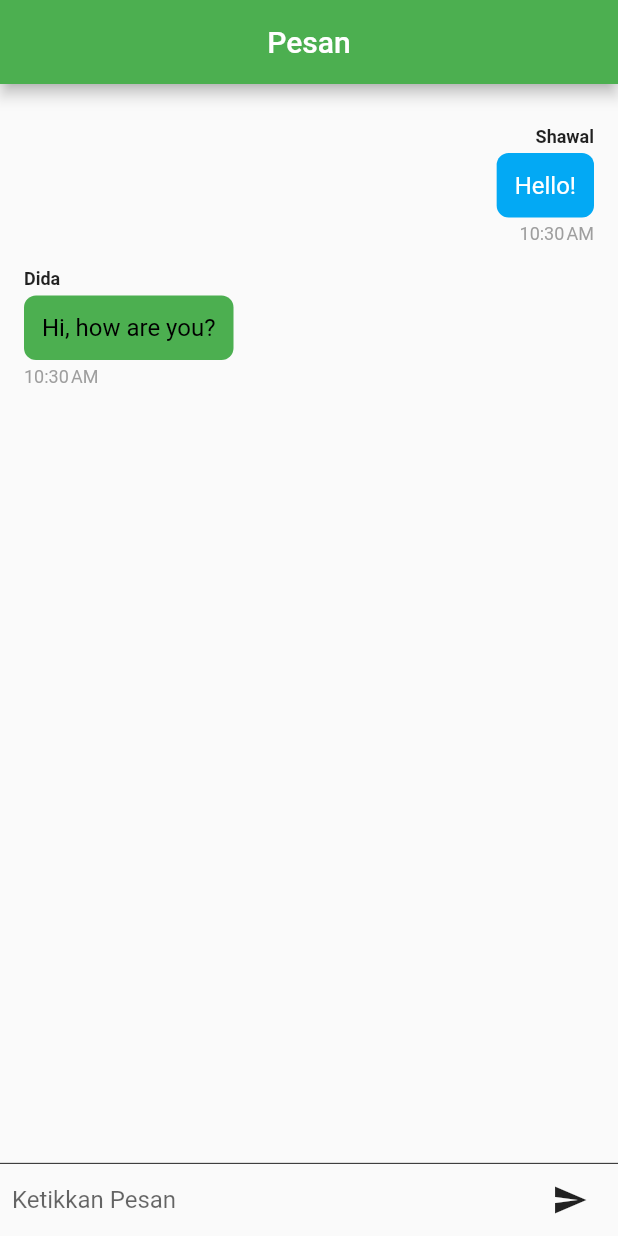
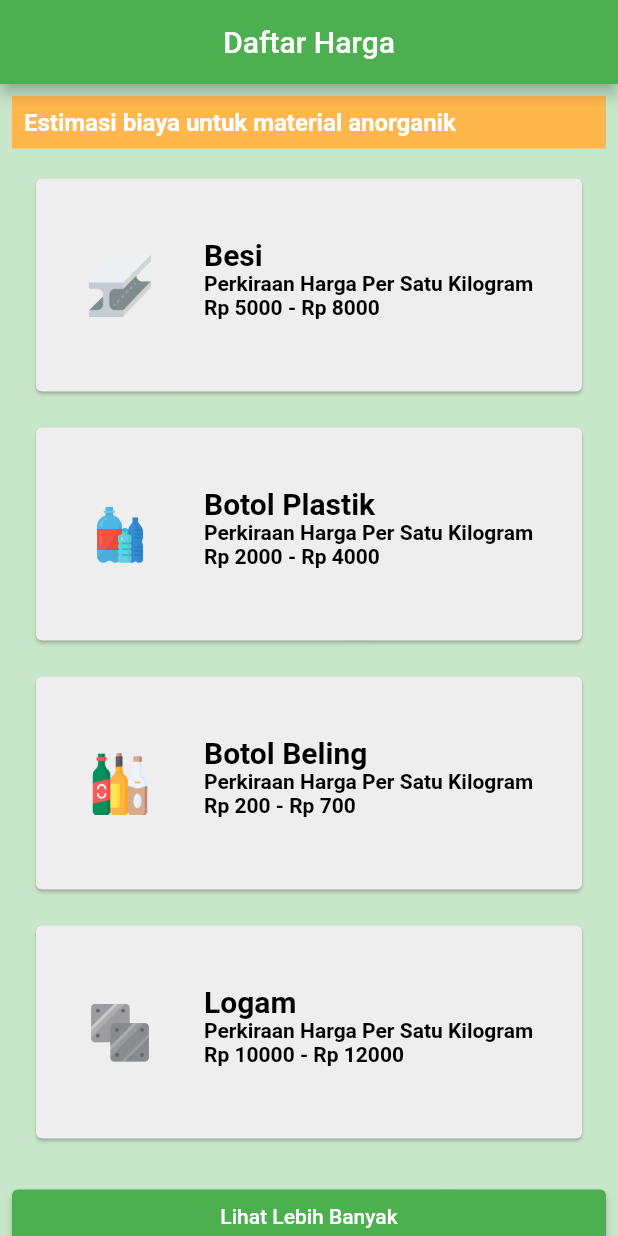
Before and after one commit to dymikhxyz24/Sampah-Kita, a Flutter app: the screen it shows after launch, on a phone screen of 412 x 824 dp. Run offline on Flutter 3.47's test engine with Material 2 defaults, Android fonts, the phone set to English and light mode, and no system bars; our stand-ins replace splashscreen.

Commit message:
menambah page daftar harga

```diff
--- a/lib/main.dart
+++ b/lib/main.dart
@@ -1,5 +1,6 @@
 import 'package:flutter/material.dart';
 import 'package:provider/provider.dart';
+import 'package:uts/main/DaftarHargaFP.dart';
 import 'package:uts/main/info.dart';
 import 'package:uts/main/login.dart';
 import 'package:uts/main/pesan.dart';
@@ -28,7 +29,7 @@ class MyApp extends StatelessWidget {
       theme: ThemeData(
         primarySwatch: Colors.green,
       ),
-      home: pesanPage(),
+      home: MyList(),
     );
   }
 }
--- /dev/null
+++ b/lib/main/DaftarHargaFP.dart
@@ -0,0 +1,127 @@
+import 'dart:math';
+import 'package:flutter/material.dart';
+import 'package:flutter/src/widgets/framework.dart';
+import 'package:flutter/src/widgets/placeholder.dart';
+import 'package:uts/main/DaftarHargaMain.dart';
+import 'package:uts/main/dummyDaftarHarga.dart';
+
+class MyList extends StatefulWidget {
+  const MyList({Key? key}) : super(key: key);
+
+  @override
+  _MyListState createState() => _MyListState();
+}
+
+class _MyListState extends State<MyList> {
+  @override
+  Widget build(BuildContext context) {
+    return Scaffold(
+      appBar: AppBar(
+          backgroundColor: Colors.green,
+          title: Text('Daftar Harga'),
+          centerTitle: true),
+      body: Container(
+        color: Colors.green[100],
+        child: ListView.separated(
+          itemCount: 6,
+          itemBuilder: (context, index) {
+            if (index == 0) {
+              return Padding(
+                padding: const EdgeInsets.all(8.0),
+                child: Container(
+                  color: Colors.orange[300],
+                  padding: EdgeInsets.all(8.0),
+                  child: Text(
+                    'Estimasi biaya untuk material anorganik',
+                    style: TextStyle(
+                      fontSize: 16,
+                      fontWeight: FontWeight.bold,
+                      color: Colors.white,
+                    ),
+                  ),
+                ),
+              );
+            } else if (index == 5) {
+              return Padding(
+                padding: const EdgeInsets.all(8.0),
+                child: ElevatedButton(
+                  onPressed: () {
+                    Navigator.push(
+                      context,
+                      MaterialPageRoute(builder: (context) => DaftarHarga1()),
+                    );
+                  },
+                  style: ElevatedButton.styleFrom(
+                    backgroundColor: Colors.green,
+                  ),
+                  child: Text(
+                    'Lihat Lebih Banyak',
+                    style: TextStyle(
+                      color: Colors.white,
+                    ),
+                  ),
+                ),
+              );
+            }
+            final priceItem = priceItems[index - 1];
+            return Padding(
+              padding: const EdgeInsets.only(left: 20, right: 20),
+              child: Column(
+                children: [
+                  SizedBox(
+                    height: 150,
+                    child: Card(
+                      color: Colors.grey[200],
+                      child: Padding(
+                        padding: const EdgeInsets.only(top: 35),
+                        child: ListTile(
+                          leading: Padding(
+                            padding: const EdgeInsets.only(bottom: 15),
+                            child: Image.asset(
+                              priceItem.image,
+                              width: 80,
+                              height: 80,
+                            ),
+                          ),
+                          title: Text(
+                            priceItem.title,
+                            style: TextStyle(
+                                fontWeight: FontWeight.bold,
+                                color: Colors.black,
+                                fontSize: 20),
+                          ),
+                          subtitle: Column(
+                            crossAxisAlignment: CrossAxisAlignment.start,
+                            children: [
+                              Text(
+                                priceItem.deskripsi,
+                                style: TextStyle(
+                                  fontSize: 14,
+                                  fontWeight: FontWeight.bold,
+                                  color: Colors.black,
+                                ),
+                              ),
+                              Text(
+                                priceItem.price,
+                                style: TextStyle(
+                                  fontWeight: FontWeight.bold,
+                                  color: Colors.black,
+                                ),
+                              ),
+                            ],
+                          ),
+                        ),
+                      ),
+                    ),
+                  ),
+                  SizedBox(height: 8),
+                ],
+              ),
+            );
+          },
+          separatorBuilder: (context, index) => SizedBox(height: 8),
+        ),
+      ),
+    );
+  }
+}
--- /dev/null
+++ b/lib/main/dummyDaftarHarga.dart
@@ -0,0 +1,161 @@
+class PriceItem {
+  final String title;
+  final String deskripsi;
+  final String price;
+  final String image;
+
+  PriceItem({
+    required this.title,
+    required this.deskripsi,
+    required this.price,
+    required this.image,
+  });
+}
+
+final List<PriceItem> priceItems = [
+  PriceItem(
+    title: 'Besi',
+    deskripsi: 'Perkiraan Harga Per Satu Kilogram',
+    price: 'Rp 5000 - Rp 8000',
+    image: 'assets/beam.png',
+  ),
+  PriceItem(
+    title: 'Botol Plastik',
+    deskripsi: 'Perkiraan Harga Per Satu Kilogram',
+    price: 'Rp 2000 - Rp 4000',
+    image: 'assets/plastic.png',
+  ),
+  PriceItem(
+    title: 'Botol Beling',
+    deskripsi: 'Perkiraan Harga Per Satu Kilogram',
+    price: 'Rp 200 - Rp 700',
+    image: 'assets/wine-bottles.png',
+  ),
+  PriceItem(
+    title: 'Logam',
+    deskripsi: 'Perkiraan Harga Per Satu Kilogram',
+    price: 'Rp 10000 - Rp 12000',
+    image: 'assets/steel.png',
+  ),
+  PriceItem(
+    title: 'Ember Plastik',
+    deskripsi: 'Perkiraan Harga Per Satu Kilogram',
+    price: 'Rp 10000 - Rp 12000',
+    image: 'assets/bucket.png',
+  ),
+  PriceItem(
+    title: 'Kantong Semen',
+    deskripsi: 'Perkiraan Harga Per Satu Kilogram',
+    price: 'Rp 1000 - Rp 2000',
+    image: 'assets/cement.png',
+  ),
+  PriceItem(
+    title: 'Kardus',
+    deskripsi: 'Perkiraan Harga Per Satu Kilogram',
+    price: 'Rp 500 - Rp 1000',
+    image: 'assets/box.png',
+  ),
+  PriceItem(
+    title: 'Kertas2',
+    deskripsi: 'Perkiraan Harga Per Satu Kilogram',
+    price: 'Rp 1000 - Rp 3000',
+    image: 'assets/note.png',
+  ),
+  PriceItem(
+    title: 'Besi2',
+    deskripsi: 'Perkiraan Harga Per Satu Kilogram',
+    price: 'Rp 5000 - Rp 8000',
+    image: 'assets/beam.png',
+  ),
+  PriceItem(
+    title: 'Botol Plastik2',
+    deskripsi: 'Perkiraan Harga Per Satu Kilogram',
+    price: 'Rp 2000 - Rp 4000',
+    image: 'assets/plastic.png',
+  ),
+  PriceItem(
+    title: 'Botol Beling2',
+    deskripsi: 'Perkiraan Harga Per Satu Kilogram',
+    price: 'Rp 200 - Rp 700',
+    image: 'assets/wine-bottles.png',
+  ),
+  PriceItem(
+    title: 'Logam2',
+    deskripsi: 'Perkiraan Harga Per Satu Kilogram',
+    price: 'Rp 10000 - Rp 12000',
+    image: 'assets/steel.png',
+  ),
+  PriceItem(
+    title: 'Ember Plastik2',
+    deskripsi: 'Perkiraan Harga Per Satu Kilogram',
+    price: 'Rp 10000 - Rp 12000',
+    image: 'assets/bucket.png',
+  ),
+  PriceItem(
+    title: 'Kantong Semen2',
+    deskripsi: 'Perkiraan Harga Per Satu Kilogram',
+    price: 'Rp 1000 - Rp 2000',
+    image: 'assets/cement.png',
+  ),
+  PriceItem(
+    title: 'Kardus2',
+    deskripsi: 'Perkiraan Harga Per Satu Kilogram',
+    price: 'Rp 500 - Rp 1000',
+    image: 'assets/box.png',
+  ),
+  PriceItem(
+    title: 'Kertas2',
+    deskripsi: 'Perkiraan Harga Per Satu Kilogram',
+    price: 'Rp 1000 - Rp 3000',
+    image: 'assets/note.png',
+  ),
+  PriceItem(
+    title: 'Besi3',
+    deskripsi: 'Perkiraan Harga Per Satu Kilogram',
+    price: 'Rp 5000 - Rp 8000',
+    image: 'assets/beam.png',
+  ),
+  PriceItem(
+    title: 'Botol Plastik3',
+    deskripsi: 'Perkiraan Harga Per Satu Kilogram',
+    price: 'Rp 2000 - Rp 4000',
+    image: 'assets/plastic.png',
+  ),
+  PriceItem(
+    title: 'Botol Beling3',
+    deskripsi: 'Perkiraan Harga Per Satu Kilogram',
+    price: 'Rp 200 - Rp 700',
+    image: 'assets/wine-bottles.png',
+  ),
+  PriceItem(
+    title: 'Logam3',
+    deskripsi: 'Perkiraan Harga Per Satu Kilogram',
+    price: 'Rp 10000 - Rp 12000',
+    image: 'assets/steel.png',
+  ),
+  PriceItem(
+    title: 'Ember Plastik3',
+    deskripsi: 'Perkiraan Harga Per Satu Kilogram',
+    price: 'Rp 10000 - Rp 12000',
+    image: 'assets/bucket.png',
+  ),
+  PriceItem(
+    title: 'Kantong Semen3',
+    deskripsi: 'Perkiraan Harga Per Satu Kilogram',
+    price: 'Rp 1000 - Rp 2000',
+    image: 'assets/cement.png',
+  ),
+  PriceItem(
+    title: 'Kardus3',
+    deskripsi: 'Perkiraan Harga Per Satu Kilogram',
+    price: 'Rp 500 - Rp 1000',
+    image: 'assets/box.png',
+  ),
+  PriceItem(
+    title: 'Kertas3',
+    deskripsi: 'Perkiraan Harga Per Satu Kilogram',
+    price: 'Rp 1000 - Rp 3000',
+    image: 'assets/note.png',
+  ),
+  // Tambahkan item harga lainnya di sini
+];
```
Also changed, not shown: assets/PERCOBAAN.txt (added, +187 -0 lines), lib/main/DaftarHargaMain.dart (added, +157 -0 lines), lib/main/info.dart (+12 -0 lines), pubspec.yaml (+5 -3 lines), assets/beam.png (added), assets/box.png (added), assets/bucket.png (added), assets/cement.png (added), assets/note.png (added), assets/plastic.png (added), assets/steel.png (added), assets/wine-bottles.png (added), pubspec.lock.
